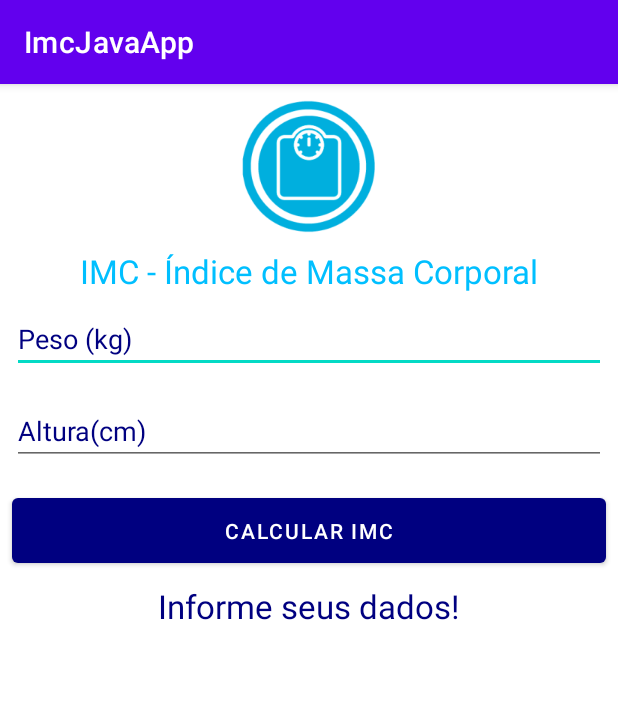
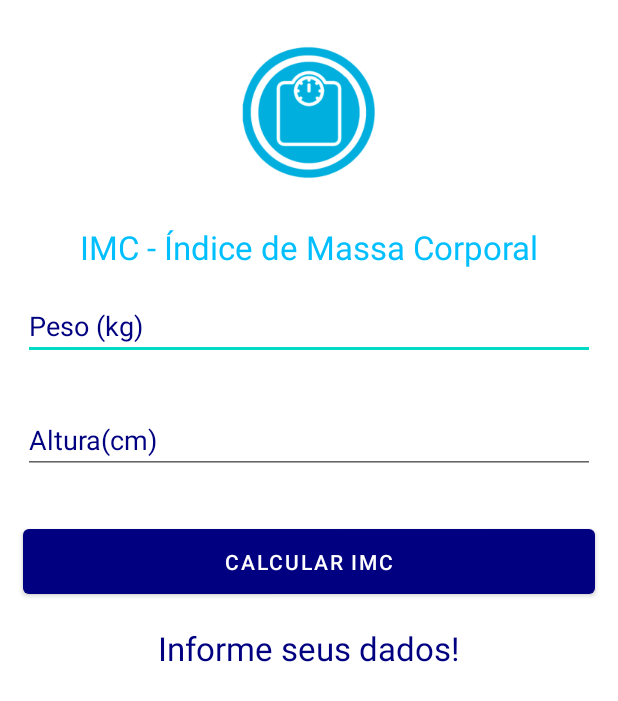
Before and after one commit to LucssCarvalho/IMC_Java, an Android app: the screen it shows after launch (MainActivity), on a phone screen of 412 x 824 dp. Shown: the top 701 px of the screen. Run offline under Robolectric (Android 15) with nearby library versions, the phone set to English and light mode, and no system bars.

Commit message:
update layout

```diff
--- a/app/src/main/res/layout/activity_main.xml
+++ b/app/src/main/res/layout/activity_main.xml
@@ -11,8 +11,7 @@
         android:layout_width="match_parent"
         android:layout_height="wrap_content"
         android:src="@mipmap/img_imc_foreground"
-        android:layout_margin="10dp"
-        />
+        android:layout_margin="30dp" />
 
     <TextView
         android:layout_width="match_parent"
@@ -30,7 +29,7 @@
         android:inputType="numberDecimal"
         android:hint="Peso (kg)"
         android:textColorHint="@color/navy"
-      android:layout_margin="8dp"/>
+      android:layout_margin="15dp"/>
 
     <EditText
         android:id="@+id/inputHeight"
@@ -39,7 +38,7 @@
         android:inputType="numberDecimal"
         android:textColorHint="@color/navy"
         android:hint="Altura(cm)"
-     android:layout_margin="8dp"/>
+     android:layout_margin="15dp"/>
 
     <Button
         android:id="@+id/btnCalculate"
@@ -47,16 +46,17 @@
         android:layout_height="55dp"
         android:text="Calcular IMC"
         app:backgroundTint="@color/navy"
-        android:layout_margin="8dp"/>
+        android:layout_margin="15dp"/>
 
     <TextView
+        android:id="@+id/textViewResult"
         android:layout_width="match_parent"
         android:layout_height="wrap_content"
+        android:gravity="center_horizontal"
         android:text="Informe seus dados!"
+        android:textAlignment="center"
         android:textColor="@color/navy"
-        android:textAlignment="center"
-        android:textSize="22dp"
-        android:gravity="center_horizontal" />
+        android:textSize="22dp" />
 
 
 </LinearLayout>
--- a/app/src/main/res/mipmap-anydpi-v26/img_imc.xml
+++ b/app/src/main/res/mipmap-anydpi-v26/img_imc.xml
@@ -1,5 +1,5 @@
 <?xml version="1.0" encoding="utf-8"?>
 <adaptive-icon xmlns:android="http://schemas.android.com/apk/res/android">
-    <background android:drawable="@mipmap/img_imc_background"/>
+
     <foreground android:drawable="@mipmap/img_imc_foreground"/>
 </adaptive-icon>
--- a/app/src/main/res/values/themes.xml
+++ b/app/src/main/res/values/themes.xml
@@ -1,6 +1,6 @@
 <resources xmlns:tools="http://schemas.android.com/tools">
     <!-- Base application theme. -->
-    <style name="Theme.ImcJavaApp" parent="Theme.MaterialComponents.DayNight.DarkActionBar">
+    <style name="Theme.ImcJavaApp" parent="Theme.MaterialComponents.Light.NoActionBar">
         <!-- Primary brand color. -->
         <item name="colorPrimary">@color/purple_500</item>
         <item name="colorPrimaryVariant">@color/purple_700</item>
@@ -9,8 +9,6 @@
         <item name="colorSecondary">@color/teal_200</item>
         <item name="colorSecondaryVariant">@color/teal_700</item>
         <item name="colorOnSecondary">@color/black</item>
-        <!-- Status bar color. -->
-        <item name="android:statusBarColor" tools:targetApi="l">?attr/colorPrimaryVariant</item>
-        <!-- Customize your theme here. -->
+
     </style>
 </resources>
```
Also changed, not shown: app/src/main/res/layout/activity_imc_detail.xml (+14 -2 lines).
